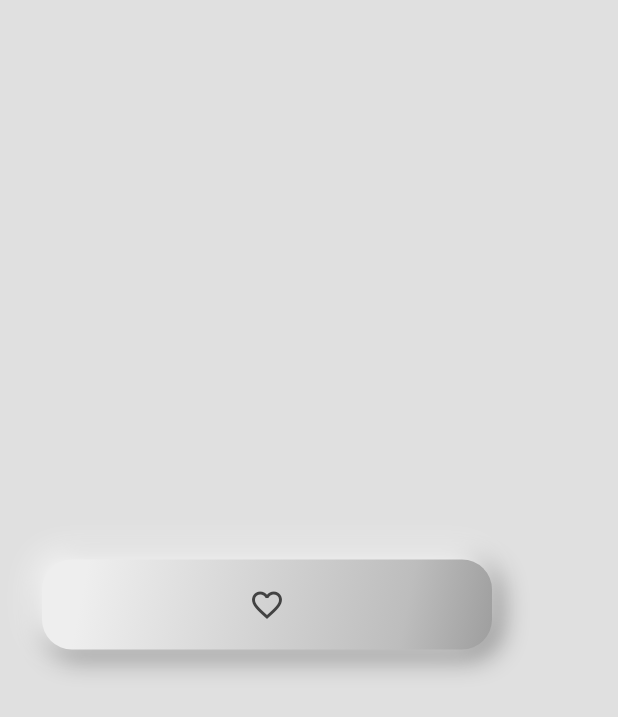
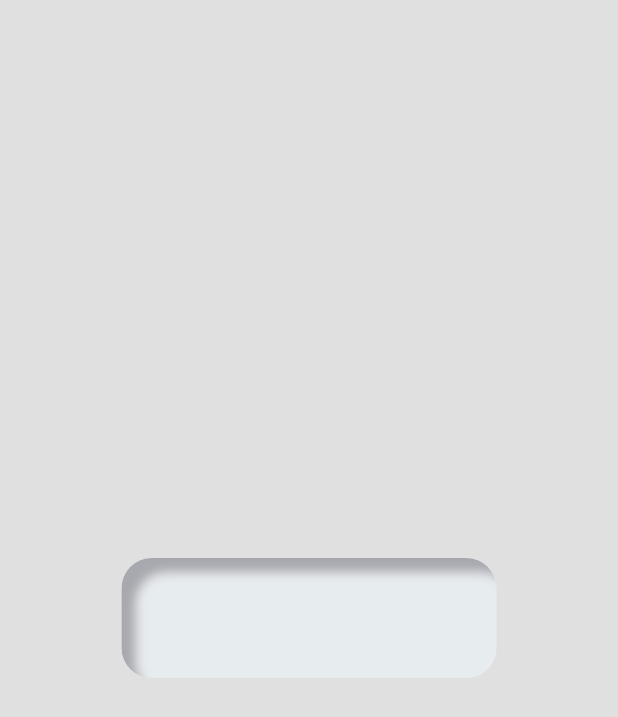
Before and after one commit to Rigby23/Neumorphism_test, a Flutter app: the screen it shows after launch, on a phone screen of 412 x 824 dp. Shown: the top 717 px of the screen. Run offline on Flutter 3.47's test engine with Material 2 defaults, Android fonts, the phone set to English and light mode, and no system bars; our stand-ins replace flutter_inset_box_shadow.

Commit message:
WIP fix solid button

```diff
--- a/lib/main.dart
+++ b/lib/main.dart
@@ -1,9 +1,6 @@
 import 'package:flutter/material.dart';
 import 'package:neumorphism_test/reutilizable/app_colors.dart';
-import 'package:neumorphism_test/widgtes/round_buttons/round_button_tapped.dart';
-import 'package:neumorphism_test/widgtes/round_buttons/round_button_untapped.dart';
-
-import 'utilities/tapped_listener.dart';
+import 'package:neumorphism_test/widgtes/solid_button.dart';
 
 void main() {
   runApp(const MyApp());
@@ -59,27 +56,12 @@ class _MyHomePageState extends State<MyHomePage> {
           crossAxisAlignment: CrossAxisAlignment.center,
           mainAxisAlignment: MainAxisAlignment.center,
           children: [
-            /*NormalTapped(
-                size: 20,
-                tapped: const RoundButtonTapped(
-                  size: 60,
-                ),
-                unTapped: RoundButtonUntapped(
-                  size: 60,
-                )),*/
-            Padding(
-              padding: EdgeInsets.only(bottom: 18.0, left: 8),
-              child: TappedListener(
-                tapped: RoundButtonTapped(
-                  height: 60,
-                  width: 300,
-                ),
-                unTapped: RoundButtonUntapped(
-                  height: 60,
-                  width: 300,
-                ),
-              ),
-            )
+            Center(
+                child: SolidButton(
+              backgroundColor: backgroundColor,
+              height: 80,
+              widht: 250,
+            )),
 
             // child: BottomBar(icons: [1, 2, 3, 4]),
             // )
--- a/lib/widgtes/solid_button.dart
+++ b/lib/widgtes/solid_button.dart
@@ -4,13 +4,14 @@ import 'package:neumorphism_test/reutilizable/app_colors.dart';
 
 class SolidButton extends StatefulWidget {
   final Color backgroundColor;
-  final double size;
+  final double height;
+  final double widht;
 
-  const SolidButton({
-    super.key,
-    required this.backgroundColor,
-    required this.size,
-  });
+  const SolidButton(
+      {super.key,
+      required this.backgroundColor,
+      required this.height,
+      required this.widht});
 
   @override
   State<SolidButton> createState() => _SolidButtonState();
@@ -21,7 +22,7 @@ class _SolidButtonState extends State<SolidButton> {
   @override
   Widget build(BuildContext context) {
     double blur = isPressed ? 5.0 : 30.0;
-    Offset distance = isPressed ? const Offset(10, 10) : const Offset(20, 20);
+    Offset distance = isPressed ? const Offset(10, 10) : const Offset(15, 15);
     return Listener(
       onPointerUp: (event) => setState(() {
         isPressed = false;
@@ -30,8 +31,8 @@ class _SolidButtonState extends State<SolidButton> {
         isPressed = true;
       }),
       child: SizedBox(
-        height: widget.size,
-        width: widget.size,
+        height: widget.height,
+        width: widget.widht,
         child: AnimatedContainer(
             duration: const Duration(milliseconds: 100),
             decoration: BoxDecoration(
@@ -41,7 +42,7 @@ class _SolidButtonState extends State<SolidButton> {
                   ///Light Shadow
                   BoxShadow(
                       blurRadius: blur,
-                      offset: -distance,
+                      offset: isPressed ? distance : -distance,
                       color: lightShadowColor,
                       inset: isPressed),
 
```
